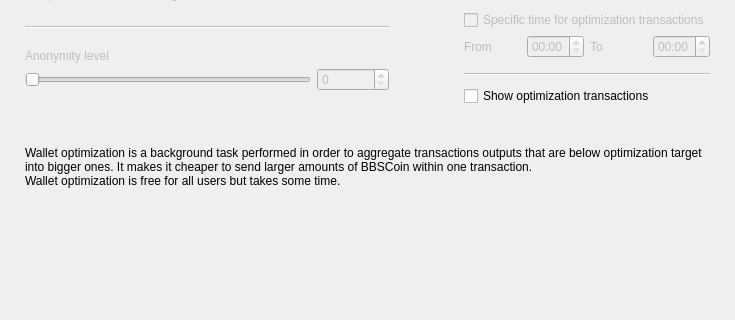
This is src/Gui/Options/OptimizationOptionsFrame.ui in altcnews/Nirvana-Wallet as Qt 5 draws it before an edit; both pictures show x 0 to 735 and y 154 to 474 of the 735 by 474 pixel window. The edited form follows.
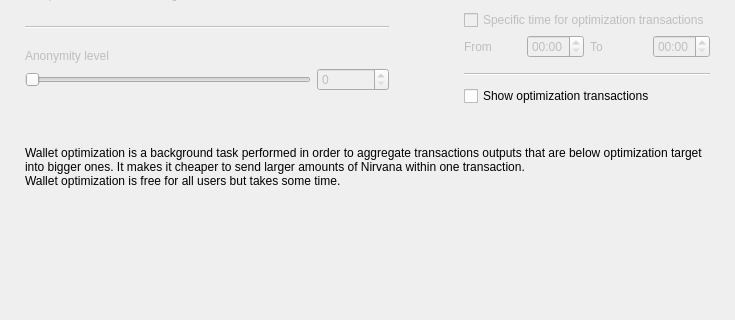
This is the edited form. Custom widgets are drawn as their Qt base class.

Diff of the .ui file:
```diff
--- a/src/Gui/Options/OptimizationOptionsFrame.ui
+++ b/src/Gui/Options/OptimizationOptionsFrame.ui
@@ -470,7 +470,7 @@
    <item>
     <widget class="WalletGui::WalletExtraNormalGrayTextLabel" name="m_helpLabel">
      <property name="text">
-      <string>Wallet optimization is a background task performed in order to aggregate transactions outputs that are below optimization target into bigger ones. It makes it cheaper to send larger amounts of BBSCoin within one transaction.
+      <string>Wallet optimization is a background task performed in order to aggregate transactions outputs that are below optimization target into bigger ones. It makes it cheaper to send larger amounts of Nirvana within one transaction.
 Wallet optimization is free for all users but takes some time.</string>
      </property>
      <property name="wordWrap">
```
